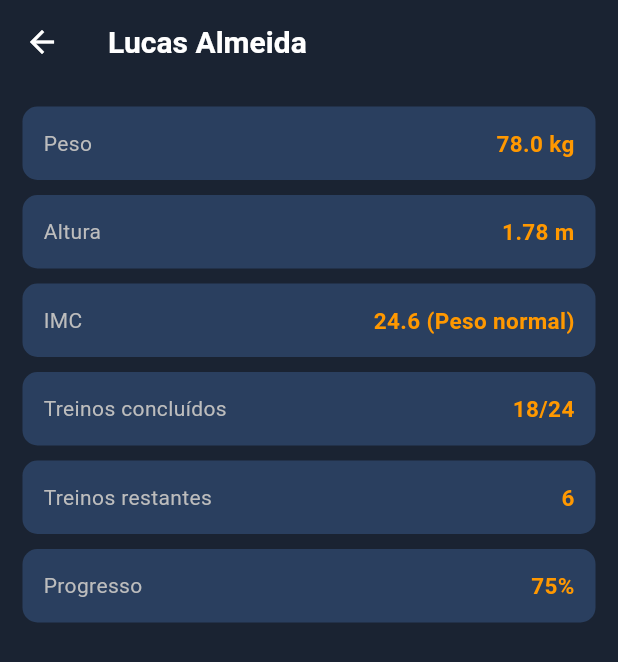
After one commit to Mestre-V/IronMentorMobile, a Flutter app: the ProfessorPage screen opened directly, after a tap on the "more vert" icon, on a phone screen of 412 x 824 dp. The commit adds this screen. Shown: the top 662 px of the screen. Run offline on Flutter 3.47's test engine with Material 3 defaults, Android fonts, the phone set to English and light mode, and no system bars.

Commit message:
Quinto commit
foi-se adicionado a página alunosdados.dart e o botão no professor.dart para acessar a página

```diff
--- /dev/null
+++ b/lib/alunosdados.dart
@@ -0,0 +1,91 @@
+import 'package:flutter/material.dart';
+import 'package:segundaavaliacaovictor/professor.dart';
+
+class AlunosDadosPage extends StatelessWidget {
+  final AlunoModel aluno;
+
+  const AlunosDadosPage({super.key, required this.aluno});
+
+  // processamento: quantos treinos ainda faltam pro aluno
+  int get treinosRestantes => aluno.treinosTotal - aluno.treinosCompletos;
+
+  // processamento: percentual concluído formatado
+  String get percentualConcluido => '${(aluno.progresso * 100).toStringAsFixed(0)}%';
+
+  @override
+  Widget build(BuildContext context) {
+    // lista de informações que vão virar os cards da tela
+    final itens = [
+      _ItemDetalhe('Peso', '${aluno.peso.toStringAsFixed(1)} kg'),
+      _ItemDetalhe('Altura', '${aluno.altura.toStringAsFixed(2)} m'),
+      _ItemDetalhe('IMC', '${aluno.imc.toStringAsFixed(1)} (${aluno.imcClassificacao})'),
+      _ItemDetalhe('Treinos concluídos', '${aluno.treinosCompletos}/${aluno.treinosTotal}'),
+      _ItemDetalhe('Treinos restantes', '$treinosRestantes'),
+      _ItemDetalhe('Progresso', percentualConcluido),
+    ];
+
+    return Scaffold(
+      backgroundColor: const Color(0xFF1A2332),
+      appBar: AppBar(
+        backgroundColor: const Color(0xFF1A2332),
+        elevation: 0,
+        title: Text(
+          aluno.nome,
+          style: const TextStyle(color: Colors.white, fontSize: 20, fontWeight: FontWeight.bold),
+        ),
+        leading: IconButton(
+          icon: const Icon(Icons.arrow_back, color: Colors.white),
+          onPressed: () => Navigator.pop(context),
+        ),
+      ),
+      body: ListView.builder(
+        padding: const EdgeInsets.all(15),
+        itemCount: itens.length,
+        itemBuilder: (context, index) {
+          final item = itens[index];
+          // entrada em cascata dos cards
+          return TweenAnimationBuilder<double>(
+            tween: Tween(begin: 0, end: 1),
+            duration: Duration(milliseconds: 300 + (index * 100)),
+            curve: Curves.easeOut,
+            builder: (context, valor, child) {
+              return Opacity(
+                opacity: valor.clamp(0, 1),
+                child: Transform.translate(
+                  offset: Offset(0, (1 - valor.clamp(0, 1)) * 20),
+                  child: child,
+                ),
+              );
+            },
+            child: Container(
+              margin: const EdgeInsets.only(bottom: 10),
+              padding: const EdgeInsets.all(14),
+              decoration: BoxDecoration(
+                color: const Color(0xFF2A3F5F),
+                borderRadius: BorderRadius.circular(10),
+              ),
+              child: Row(
+                mainAxisAlignment: MainAxisAlignment.spaceBetween,
+                children: [
+                  Text(item.titulo, style: TextStyle(color: Colors.grey[400], fontSize: 14)),
+                  Text(
+                    item.valor,
+                    style: const TextStyle(color: Colors.orange, fontWeight: FontWeight.bold, fontSize: 15),
+                  ),
+                ],
+              ),
+            ),
+          );
+        },
+      ),
+    );
+  }
+}
+
+// classe simples só pra guardar cada linha de informação
+class _ItemDetalhe {
+  final String titulo;
+  final String valor;
+
+  _ItemDetalhe(this.titulo, this.valor);
+}
--- a/lib/professor.dart
+++ b/lib/professor.dart
@@ -1,4 +1,5 @@
 import 'package:flutter/material.dart';
+import 'package:segundaavaliacaovictor/alunosdados.dart';
 
 class AlunoModel {
   final String nome;
@@ -207,7 +208,11 @@ class _AlunoCardState extends State<AlunoCard> {
                       style: const TextStyle(color: Colors.white, fontWeight: FontWeight.bold, fontSize: 15),
                     ),
                   ),
-                  const SizedBox(width: 8),
+                  // botão de mais opções, abre a tela de dados detalhados do aluno
+                  IconButton(
+                    icon: const Icon(Icons.more_vert, color: Colors.grey),
+                    onPressed: () => _abrirDadosDoAluno(context, aluno),
+                  ),
                   AnimatedRotation(
                     turns: expandido ? 0.5 : 0,
                     duration: const Duration(milliseconds: 300),
@@ -245,6 +250,27 @@ class _AlunoCardState extends State<AlunoCard> {
     );
   }
 
+  // navega pra alunosdados com uma transição de fade e zoom leve
+  void _abrirDadosDoAluno(BuildContext context, AlunoModel aluno) {
+    Navigator.push(
+      context,
+      PageRouteBuilder(
+        transitionDuration: const Duration(milliseconds: 350),
+        pageBuilder: (context, animation, secondaryAnimation) =>
+            AlunosDadosPage(aluno: aluno),
+        transitionsBuilder: (context, animation, secondaryAnimation, child) {
+          final escala = Tween<double>(begin: 0.92, end: 1).animate(
+            CurvedAnimation(parent: animation, curve: Curves.easeOutCubic),
+          );
+          return FadeTransition(
+            opacity: animation,
+            child: ScaleTransition(scale: escala, child: child),
+          );
+        },
+      ),
+    );
+  }
+
   Widget _linhaDetalhe(String rotulo, String valor) {
     return Padding(
       padding: const EdgeInsets.symmetric(vertical: 2),
```
